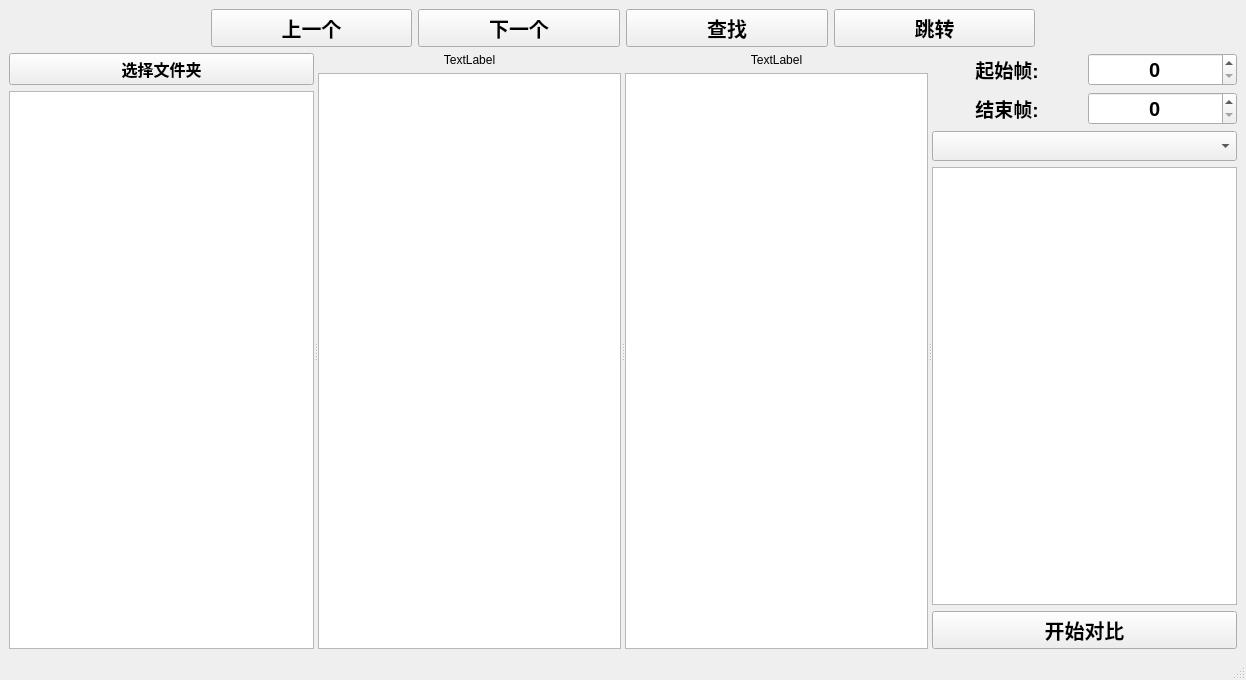
The window that ui/mainwidget.ui (lamborghini1993/FileCompare) describes before a commit, drawn with Qt 5.
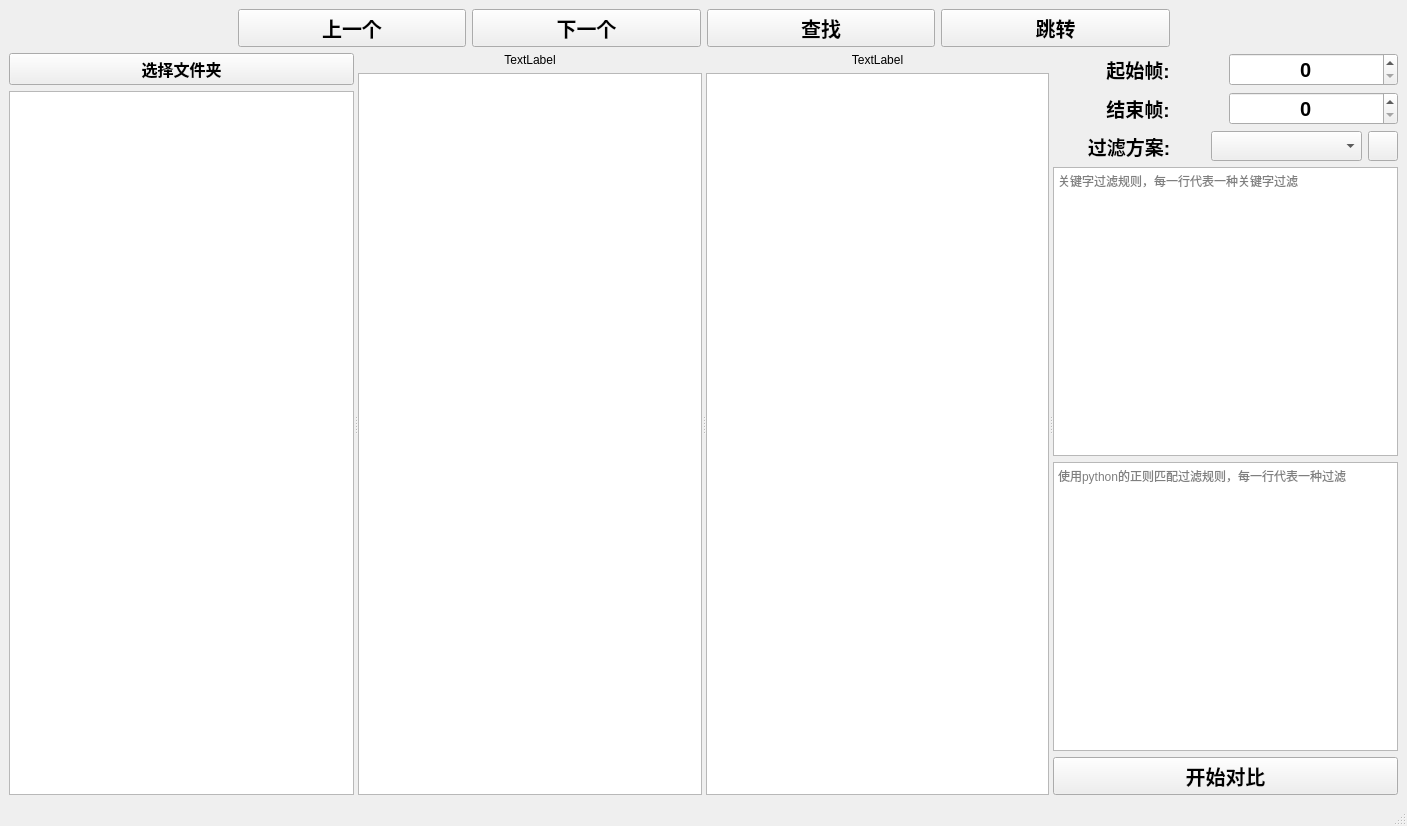
The same window after the commit. Icons and pictures are not drawn. Custom widgets are drawn as their Qt base class.

What changed in the file:
```diff
--- a/ui/mainwidget.ui
+++ b/ui/mainwidget.ui
@@ -6,8 +6,8 @@
    <rect>
     <x>0</x>
     <y>0</y>
-    <width>1246</width>
-    <height>680</height>
+    <width>1407</width>
+    <height>826</height>
    </rect>
   </property>
   <property name="windowTitle">
@@ -254,7 +254,7 @@
        </layout>
       </widget>
       <widget class="QWidget" name="widget_3" native="true">
-       <layout class="QVBoxLayout" name="verticalLayout" stretch="3,2,15,2">
+       <layout class="QVBoxLayout" name="verticalLayout">
         <item>
          <layout class="QGridLayout" name="gridLayout">
           <item row="0" column="0">
@@ -322,17 +322,80 @@
          </layout>
         </item>
         <item>
-         <widget class="QComboBox" name="comboBox">
-          <property name="minimumSize">
-           <size>
-            <width>0</width>
-            <height>30</height>
-           </size>
+         <layout class="QHBoxLayout" name="horizontalLayout_2">
+          <item>
+           <widget class="QLabel" name="label_3">
+            <property name="font">
+             <font>
+              <pointsize>14</pointsize>
+              <weight>75</weight>
+              <bold>true</bold>
+             </font>
+            </property>
+            <property name="text">
+             <string>过滤方案:</string>
+            </property>
+            <property name="alignment">
+             <set>Qt::AlignCenter</set>
+            </property>
+           </widget>
+          </item>
+          <item>
+           <widget class="QComboBox" name="comboBox">
+            <property name="minimumSize">
+             <size>
+              <width>0</width>
+              <height>30</height>
+             </size>
+            </property>
+           </widget>
+          </item>
+          <item>
+           <widget class="QPushButton" name="pushButton">
+            <property name="minimumSize">
+             <size>
+              <width>30</width>
+              <height>30</height>
+             </size>
+            </property>
+            <property name="maximumSize">
+             <size>
+              <width>30</width>
+              <height>30</height>
+             </size>
+            </property>
+            <property name="text">
+             <string/>
+            </property>
+           </widget>
+          </item>
+         </layout>
+        </item>
+        <item>
+         <widget class="QTextEdit" name="textEdit_Normal">
+          <property name="toolTip">
+           <string>正常的过滤字段</string>
           </property>
+          <property name="statusTip">
+           <string/>
+          </property>
+          <property name="whatsThis">
+           <string/>
+          </property>
+          <property name="accessibleDescription">
+           <string/>
+          </property>
+          <property name="placeholderText">
+           <string>关键字过滤规则，每一行代表一种关键字过滤</string>
+          </property>
          </widget>
         </item>
         <item>
-         <widget class="QTableView" name="tableView"/>
+         <widget class="QTextEdit" name="textEdit_RE">
+          <property name="placeholderText">
+           <string>使用python的正则匹配过滤规则，每一行代表一种过滤</string>
+          </property>
+         </widget>
         </item>
         <item>
          <widget class="QPushButton" name="pushButton_compare">
```
Left out of the diff: 2 changed lines with no effect on the pictures.
